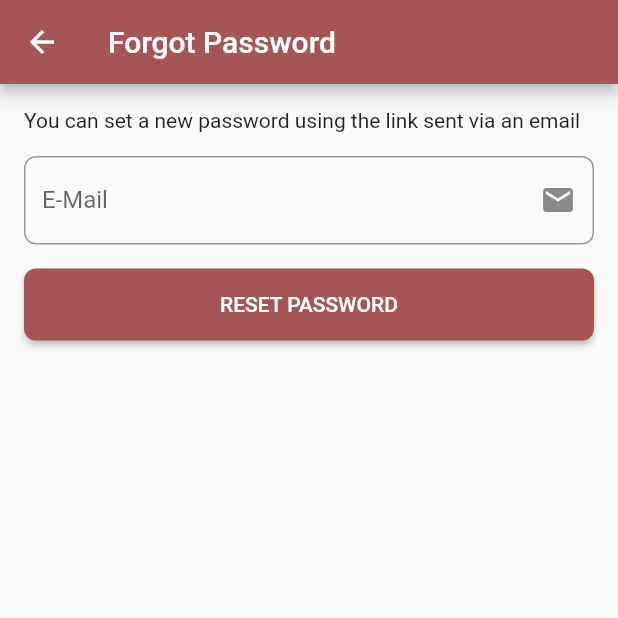
After one commit to zuhairknows/TM471, a Flutter app: the LoginPage screen opened by its route, after a tap on "FORGOT PASSWORD", on a phone screen of 412 x 824 dp, the top half of it. The commit adds this screen. Run offline on Flutter 3.47's test engine with Material 2 defaults, Android fonts, the phone set to English and light mode, and no system bars; our stand-ins replace cloud_firestore, firebase_auth, firebase_core, flutter_svg, google_sign_in; accounts and stored records are empty; network calls fail.

Commit message:
Login + Register done

```diff
--- a/lib/routes.dart
+++ b/lib/routes.dart
@@ -1,10 +1,10 @@
-import 'ui/home/home_page.dart';
-import 'ui/register/view/login_page.dart';
-import 'ui/register/view/register_page.dart';
 import 'package:flutter/material.dart';
 
 import 'ui/auth/view/auth_page.dart';
+import 'ui/forgot_password/view/forgot_password_page.dart';
+import 'ui/home/home_page.dart';
 import 'ui/login/view/login_page.dart';
+import 'ui/register/view/register_page.dart';
 
 class Routes {
   Routes._();
@@ -13,15 +13,15 @@ class Routes {
   static const HOME = 'home';
   static const LOGIN = 'auth/login';
   static const REGISTER = 'auth/register';
+  static const FORGOT_PASSWORD = 'auth/forgot_password';
 
   static final routes = {
     Routes.AUTH: (context) => const AuthPage(),
     Routes.HOME: (context) => const HomePage(),
     Routes.REGISTER: (context) => const RegisterPage(),
     Routes.LOGIN: (context) => const LoginPage(),
+    Routes.FORGOT_PASSWORD: (context) => const ForgotPasswordPage(),
   };
 
-  static Route<dynamic>? onGenerateRoute(RouteSettings settings) {
-
-  }
+  static Route<dynamic>? onGenerateRoute(RouteSettings settings) {}
 }
--- /dev/null
+++ b/lib/ui/forgot_password/controller/forgot_password_controller.dart
@@ -0,0 +1,42 @@
+import 'package:firebase_auth/firebase_auth.dart';
+import 'package:flutter/foundation.dart';
+import 'package:flutter/material.dart';
+
+import '../../../main.dart';
+import '../../../utils/extensions.dart';
+
+class ForgotPasswordController with ChangeNotifier {
+  final BuildContext _context;
+
+  String emailText = '';
+
+  ScaffoldMessengerState get _scaffoldMessenger => ScaffoldMessenger.of(_context);
+  bool loading = false;
+
+  ForgotPasswordController(
+    this._context,
+  );
+
+  resetPassword() async {
+    try {
+      FocusScope.of(_context).unfocus();
+
+      loading = true;
+
+      notifyListeners();
+
+      final result = await auth.sendPasswordResetEmail(
+        email: emailText,
+      );
+
+      _scaffoldMessenger.showMessageSnackBar('Password reset email sent');
+      Navigator.of(_context).pop();
+    } on FirebaseAuthException catch (e) {
+      _scaffoldMessenger.showMessageSnackBar(e.code);
+
+      loading = false;
+
+      notifyListeners();
+    }
+  }
+}
--- /dev/null
+++ b/lib/ui/forgot_password/view/forgot_password_page.dart
@@ -0,0 +1,76 @@
+import '../../../widget/loading_view.dart';
+import 'package:flutter/cupertino.dart';
+import 'package:flutter/material.dart';
+import 'package:provider/provider.dart';
+
+import '../controller/forgot_password_controller.dart';
+
+class ForgotPasswordPage extends StatelessWidget {
+  const ForgotPasswordPage({Key? key}) : super(key: key);
+
+  @override
+  Widget build(BuildContext context) {
+    return ChangeNotifierProvider(
+      create: (context) => ForgotPasswordController(context),
+      builder: (context, _) {
+        return buildLayout(context);
+      },
+    );
+  }
+
+  Widget buildLayout(
+    BuildContext context,
+  ) {
+    final controller = context.watch<ForgotPasswordController>();
+
+    return Stack(
+      children: [
+        Scaffold(
+          appBar: AppBar(
+            title: const Text('Forgot Password'),
+          ),
+          body: ListView(
+            padding: const EdgeInsets.all(16),
+            children: [
+              const Text('You can set a new password using the link sent via an email'),
+              const SizedBox(height: 16),
+              TextFormField(
+                decoration: const InputDecoration(
+                  suffixIcon: Icon(Icons.email),
+                  hintText: 'example@example.com',
+                  labelText: 'E-Mail',
+                ),
+                validator: (text) {
+                  if (text == null) return null;
+
+                  if (text.isEmpty) {
+                    return 'Email is Required';
+                  } else if (!RegExp(r"^([a-zA-Z0-9_\-\.]+)@([a-zA-Z0-9_\-\.]+)\.([a-zA-Z]{2,5})$").hasMatch(text)) {
+                    return 'Please enter a valid Email';
+                  } else {
+                    return null;
+                  }
+                },
+                keyboardType: TextInputType.emailAddress,
+                textInputAction: TextInputAction.done,
+                onChanged: (text) {
+                  controller.emailText = text;
+                },
+                onFieldSubmitted: (text) {
+                  controller.resetPassword();
+                },
+              ),
+              const SizedBox(height: 16),
+              ElevatedButton(
+                onPressed: controller.resetPassword,
+                child: Text('Reset Password'.toUpperCase()),
+              ),
+            ],
+          ),
+        ),
+        if (controller.loading)
+          const LoadingView(),
+      ],
+    );
+  }
+}
--- a/lib/ui/login/view/login_page.dart
+++ b/lib/ui/login/view/login_page.dart
@@ -1,7 +1,11 @@
-import '../controller/login_controller.dart';
 import 'package:flutter/cupertino.dart';
 import 'package:flutter/material.dart';
+import 'package:flutter_svg/flutter_svg.dart';
 import 'package:provider/provider.dart';
+
+import '../../../routes.dart';
+import '../../../widget/loading_view.dart';
+import '../controller/login_controller.dart';
 
 class LoginPage extends StatelessWidget {
   const LoginPage({Key? key}) : super(key: key);
@@ -21,7 +25,9 @@ class LoginPage extends StatelessWidget {
   ) {
     final controller = context.watch<LoginController>();
 
-    return Scaffold(
+    return Stack(
+      children: [
+        Scaffold(
           appBar: AppBar(
             title: const Text('Login'),
           ),
@@ -32,6 +38,7 @@ class LoginPage extends StatelessWidget {
                 decoration: const InputDecoration(
                   suffixIcon: Icon(Icons.email),
                   hintText: 'example@example.com',
+                  labelText: 'E-Mail',
                 ),
                 validator: (text) {
                   if (text == null) return null;
@@ -55,6 +62,7 @@ class LoginPage extends StatelessWidget {
                 decoration: const InputDecoration(
                   suffixIcon: Icon(Icons.lock),
                   hintText: 'Password',
+                  labelText: 'Password',
                 ),
                 obscureText: true,
                 textInputAction: TextInputAction.done,
@@ -66,12 +74,31 @@ class LoginPage extends StatelessWidget {
                 },
               ),
               const SizedBox(height: 16),
+              OutlinedButton.icon(
+                onPressed: controller.loginWithGoogle,
+                label: Text('Login with Google'.toUpperCase()),
+                icon: SvgPicture.asset(
+                  'assets/icons/google.svg',
+                  color: Theme.of(context).colorScheme.primary,
+                ),
+              ),
+              const SizedBox(height: 16),
               ElevatedButton(
                 onPressed: controller.login,
                 child: Text('Login'.toUpperCase()),
               ),
+              const SizedBox(height: 8),
+              TextButton(
+                onPressed: () {
+                  Navigator.of(context).pushNamed(Routes.FORGOT_PASSWORD);
+                },
+                child: Text('Forgot Password'.toUpperCase()),
+              ),
             ],
           ),
+        ),
+        if (controller.loading) const LoadingView(),
+      ],
     );
   }
 }
--- a/lib/ui/register/view/login_page.dart
+++ /dev/null
@@ -1 +0,0 @@
-// TODO Implement this library.
--- a/pubspec.yaml
+++ b/pubspec.yaml
@@ -15,6 +15,9 @@ dependencies:
   async: ^2.8.2
   provider: ^6.0.1
 
+  google_sign_in: ^5.2.1
+  flutter_svg: ^0.23.0+1
+
   firebase_core: ^1.10.0
   firebase_messaging: ^11.1.0
   firebase_auth: ^3.2.0
@@ -27,3 +30,6 @@ dev_dependencies:
 
 flutter:
   uses-material-design: true
+
+  assets:
+    - assets/icons/
```
Also changed, not shown: lib/ui/auth/view/auth_page.dart (+9 -0 lines), lib/ui/login/controller/login_controller.dart (+67 -4 lines), lib/ui/register/controller/register_controller.dart (+113 -1 lines), lib/ui/register/view/register_page.dart (+110 -15 lines), lib/utils/extensions.dart (added, +11 -0 lines), lib/utils/firebase_google_helper.dart (added, +38 -0 lines), lib/widget/loading_view.dart (added, +17 -0 lines), assets/icons/google.svg (added), pubspec.lock, 2 other files. Lines whose indentation alone changed are shown as unchanged.
